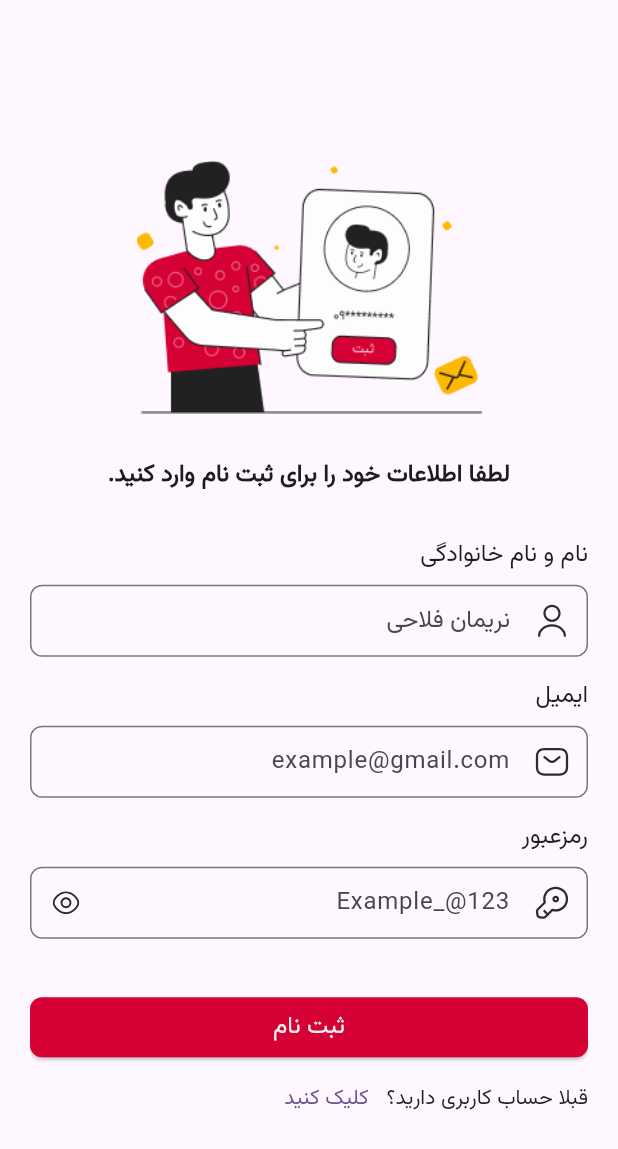
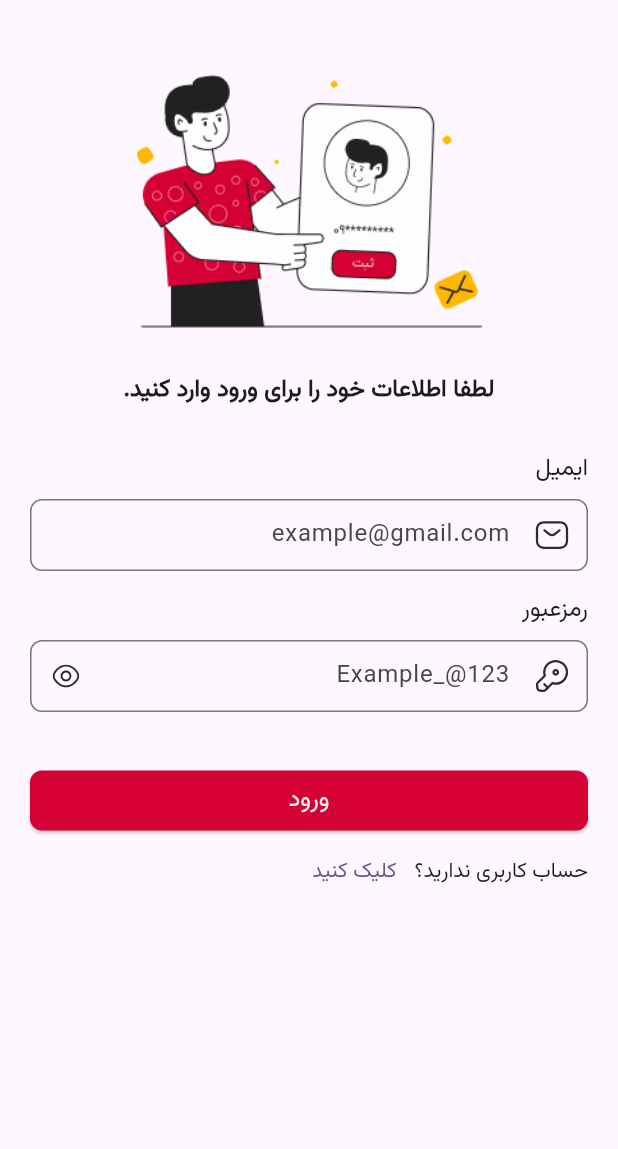
Before and after one commit to Nariman-Fallahi/khabarnameh-flutter, a Flutter app: the screen it shows after launch, on a phone screen of 412 x 824 dp. Shown: the top 1149 px of the screen. Run offline on Flutter 3.47's test engine with Material 3 defaults, Android fonts, the phone set to English and light mode, and no system bars; our stand-ins replace flutter_svg, toastification.

Commit message:
Add login screen

```diff
--- /dev/null
+++ b/lib/constants/icons.dart
@@ -0,0 +1,4 @@
+const String registerIcon = 'assets/image/registerIcon.png';
+const String userIcon = "assets/icons/user.svg";
+const String emailIcon = "assets/icons/email.svg";
+const String keyIcon = "assets/icons/key.svg";
--- /dev/null
+++ b/lib/constants/strings.dart
@@ -0,0 +1,4 @@
+const signUpHeaderText = 'لطفا اطلاعات خود را برای ثبت‌ نام وارد کنید.';
+const loginHeaderText = 'لطفا اطلاعات خود را برای ورود وارد کنید.';
+const alreadyHaveAccount = 'قبلا حساب کاربری دارید؟';
+const dontHaveAccount = 'حساب کاربری ندارید؟';
--- a/lib/main.dart
+++ b/lib/main.dart
@@ -1,6 +1,6 @@
 import 'package:flutter/material.dart';
+import 'package:flutter_localizations/flutter_localizations.dart';
 import 'package:myapp/screens/login_screen.dart';
-import 'package:flutter_localizations/flutter_localizations.dart';
 
 void main() {
   runApp(
--- a/lib/screens/login_screen.dart
+++ b/lib/screens/login_screen.dart
@@ -1,11 +1,10 @@
 import 'package:flutter/material.dart';
-import 'package:myapp/repositories/user_repository.dart';
-import 'package:myapp/screens/sign_up_screen.dart';
-import 'package:myapp/services/api_service.dart';
-import 'package:myapp/utils/show_toast.dart';
+import 'package:myapp/constants/icons.dart';
+import 'package:myapp/constants/strings.dart';
 import 'package:myapp/widgets/register/custom_text_field.dart';
+import 'package:myapp/widgets/register/footer.dart';
+import 'package:myapp/widgets/register/header.dart';
 import 'package:myapp/widgets/register/submit_button.dart';
-import 'package:toastification/toastification.dart';
 
 class LoginScreen extends StatefulWidget {
   const LoginScreen({super.key});
@@ -16,100 +15,42 @@ class LoginScreen extends StatefulWidget {
 
 class _LoginScreenState extends State<LoginScreen> {
   final _formKey = GlobalKey<FormState>();
-  final TextEditingController _fullNameController = TextEditingController();
   final TextEditingController _emailController = TextEditingController();
   final TextEditingController _passwordController = TextEditingController();
-
-  late final UserRepository userRepository;
-
-  @override
-  void initState() {
-    super.initState();
-    ApiService apiService = ApiService();
-    userRepository = UserRepository(apiService);
-  }
-
-  void registerUser() async {
-    try {
-      final response = await userRepository.createUser(body: {
-        'name': _fullNameController.text,
-        'email': _emailController.text,
-        'password': _passwordController.text
-      });
-    } catch (e) {
-      showToastification(text: 'ارور', type: ToastificationType.error);
-    }
-  }
 
   @override
   Widget build(BuildContext context) {
     return Scaffold(
-      body: Form(
-          key: _formKey,
-          child: Padding(
+        body: Form(
+            key: _formKey,
+            child: Padding(
               padding: const EdgeInsets.all(20),
               child: SingleChildScrollView(
-                  child: SizedBox(
-                height: MediaQuery.sizeOf(context).height,
                 child: Column(
-                  mainAxisAlignment: MainAxisAlignment.center,
                   children: [
-                    Image.asset(
-                      'assets/image/registerIcon.png',
-                      width: 230,
-                    ),
+                    const Header(label: loginHeaderText),
                     const SizedBox(height: 30),
-                    const Text(
-                      'لطفا اطلاعات خود را برای ثبت نام وارد کنید.',
-                      style:
-                          TextStyle(fontWeight: FontWeight.bold, fontSize: 16),
-                    ),
-                    const SizedBox(height: 30),
-                    CustomTextField(
-                      label: 'نام و نام خانوادگی',
-                      controller: _fullNameController,
-                      icon: 'assets/icons/user.svg',
-                      hintText: 'نریمان فلاحی',
-                    ),
                     CustomTextField(
                       label: 'ایمیل',
                       controller: _emailController,
-                      icon: 'assets/icons/email.svg',
+                      icon: emailIcon,
                       hintText: 'example@gmail.com',
                     ),
                     CustomTextField(
                       label: 'رمزعبور',
                       controller: _passwordController,
-                      icon: 'assets/icons/key.svg',
+                      icon: keyIcon,
                       hintText: 'Example_@123',
                       isPassword: true,
                     ),
                     SubmitButton(
                       formKey: _formKey,
+                      label: 'ورود',
                     ),
-                    Align(
-                      alignment: Alignment.centerRight,
-                      child: Row(
-                        children: [
-                          const Text('قبلا حساب کاربری دارید؟'),
-                          TextButton(
-                            onPressed: () {
-                              Navigator.push(
-                                context,
-                                MaterialPageRoute(
-                                    builder: (context) => const SignUpScreen()),
-                              );
-                            },
-                            style: TextButton.styleFrom(
-                                splashFactory: NoSplash.splashFactory),
-                            child: const Text('کلیک کنید'),
-                          ),
-                        ],
-                      ),
-                    ),
+                    const Footer(isLoginScreen: true)
                   ],
                 ),
-              )))),
-    );
+              ),
+            )));
   }
 }
--- a/lib/utils/show_toast.dart
+++ b/lib/utils/show_toast.dart
@@ -1,8 +1,12 @@
 import 'package:flutter/material.dart';
 import 'package:toastification/toastification.dart';
 
-void showToastification({required String text, required ToastificationType type}) {
+void showToastification(
+    {required BuildContext context,
+    required String text,
+    required ToastificationType type}) {
   toastification.show(
+    context: context,
     type: type,
     style: ToastificationStyle.flatColored,
     showProgressBar: false,
--- /dev/null
+++ b/lib/widgets/register/footer.dart
@@ -0,0 +1,39 @@
+import 'package:flutter/material.dart';
+import 'package:myapp/constants/strings.dart';
+import 'package:myapp/screens/login_screen.dart';
+import 'package:myapp/screens/sign_up_screen.dart';
+
+class Footer extends StatelessWidget {
+  final bool isLoginScreen;
+
+  const Footer({
+    super.key,
+    required this.isLoginScreen,
+  });
+
+  @override
+  Widget build(BuildContext context) {
+    return Align(
+      alignment: Alignment.centerRight,
+      child: Row(
+        children: [
+          Text(isLoginScreen ? dontHaveAccount : alreadyHaveAccount),
+          TextButton(
+            onPressed: () {
+              Navigator.pushReplacement(
+                context,
+                MaterialPageRoute(
+                  builder: (context) => isLoginScreen
+                      ? const SignUpScreen()
+                      : const LoginScreen(),
+                ),
+              );
+            },
+            style: TextButton.styleFrom(splashFactory: NoSplash.splashFactory),
+            child: const Text('کلیک کنید'),
+          ),
+        ],
+      ),
+    );
+  }
+}
--- /dev/null
+++ b/lib/widgets/register/header.dart
@@ -0,0 +1,32 @@
+import 'package:flutter/material.dart';
+import 'package:myapp/constants/icons.dart';
+
+class Header extends StatelessWidget {
+  final String label;
+
+  const Header({
+    super.key,
+    required this.label,
+  });
+
+  @override
+  Widget build(BuildContext context) {
+    return Container(
+      margin: const EdgeInsets.only(top: 30),
+      child: Column(
+        children: [
+          Image.asset(
+            registerIcon,
+            width: 230,
+          ),
+          const SizedBox(height: 30),
+          Text(
+            textAlign: TextAlign.center,
+            label,
+            style: const TextStyle(fontWeight: FontWeight.bold, fontSize: 16),
+          ),
+        ],
+      ),
+    );
+  }
+}
--- a/lib/widgets/register/submit_button.dart
+++ b/lib/widgets/register/submit_button.dart
@@ -3,11 +3,9 @@ import 'package:myapp/theme/app_colors.dart';
 
 class SubmitButton extends StatelessWidget {
   final GlobalKey<FormState> formKey;
+  final String label;
 
-  const SubmitButton({
-    super.key,
-    required this.formKey,
-  });
+  const SubmitButton({super.key, required this.formKey, required this.label});
 
   @override
   Widget build(BuildContext context) {
@@ -26,9 +24,9 @@ class SubmitButton extends StatelessWidget {
             backgroundColor: AppColors.primary,
             shape:
                 RoundedRectangleBorder(borderRadius: BorderRadius.circular(8))),
-        child: const Text(
-          'ثبت نام',
-          style: TextStyle(color: AppColors.grey3, fontSize: 16),
+        child: Text(
+          label,
+          style: const TextStyle(color: AppColors.grey3, fontSize: 16),
         ),
       ),
     );
```
Also changed, not shown: lib/screens/sign_up_screen.dart (+70 -1 lines), lib/theme/app_theme.dart (deleted, +0 -8 lines).
